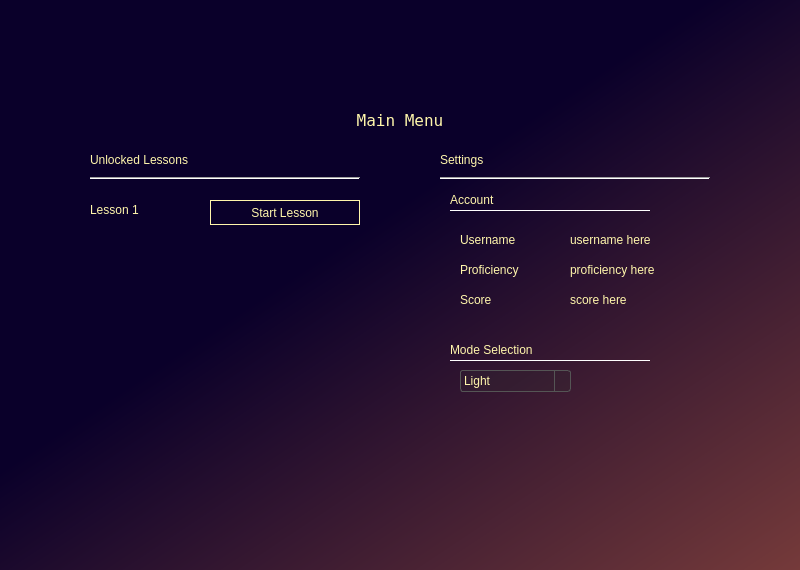
Qt form mainmenuGUI.ui (WyattShawDal/ENGM-4620-PyProject) before a commit.
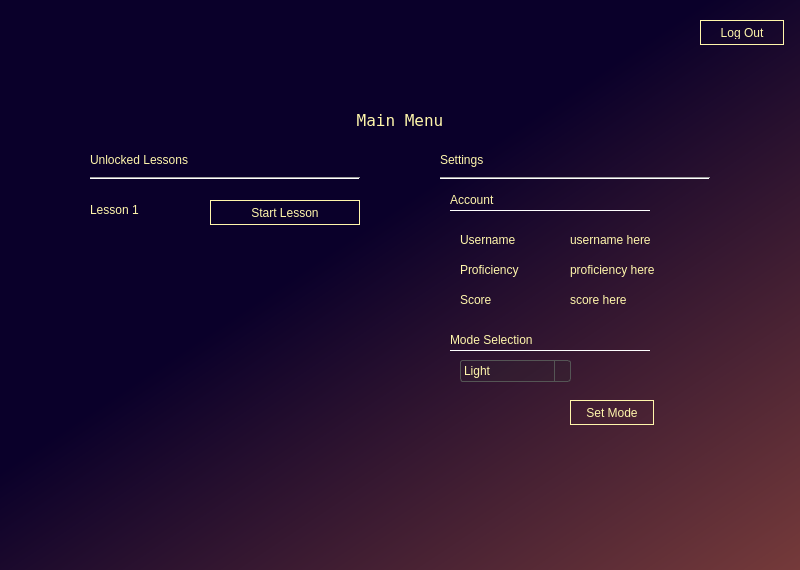
The same form after that commit.

Commit message: Added logout feature

What changed in the file:
```diff
--- a/mainmenuGUI.ui
+++ b/mainmenuGUI.ui
@@ -321,7 +321,7 @@
     <property name="geometry">
      <rect>
       <x>460</x>
-      <y>370</y>
+      <y>360</y>
       <width>111</width>
       <height>22</height>
      </rect>
@@ -346,7 +346,7 @@
     <property name="geometry">
      <rect>
       <x>450</x>
-      <y>340</y>
+      <y>330</y>
       <width>131</width>
       <height>20</height>
      </rect>
@@ -362,7 +362,7 @@
     <property name="geometry">
      <rect>
       <x>450</x>
-      <y>360</y>
+      <y>350</y>
       <width>201</width>
       <height>1</height>
      </rect>
@@ -406,6 +406,32 @@
      <enum>Qt::Horizontal</enum>
     </property>
    </widget>
+   <widget class="QPushButton" name="setmodeButton">
+    <property name="geometry">
+     <rect>
+      <x>570</x>
+      <y>400</y>
+      <width>84</width>
+      <height>25</height>
+     </rect>
+    </property>
+    <property name="text">
+     <string>Set Mode</string>
+    </property>
+   </widget>
+   <widget class="QPushButton" name="logoutButton">
+    <property name="geometry">
+     <rect>
+      <x>700</x>
+      <y>20</y>
+      <width>84</width>
+      <height>25</height>
+     </rect>
+    </property>
+    <property name="text">
+     <string>Log Out</string>
+    </property>
+   </widget>
   </widget>
  </widget>
  <resources/>
```
Left out of the diff: 2 changed lines with no effect on the pictures. The commit also changes 1 other file.
